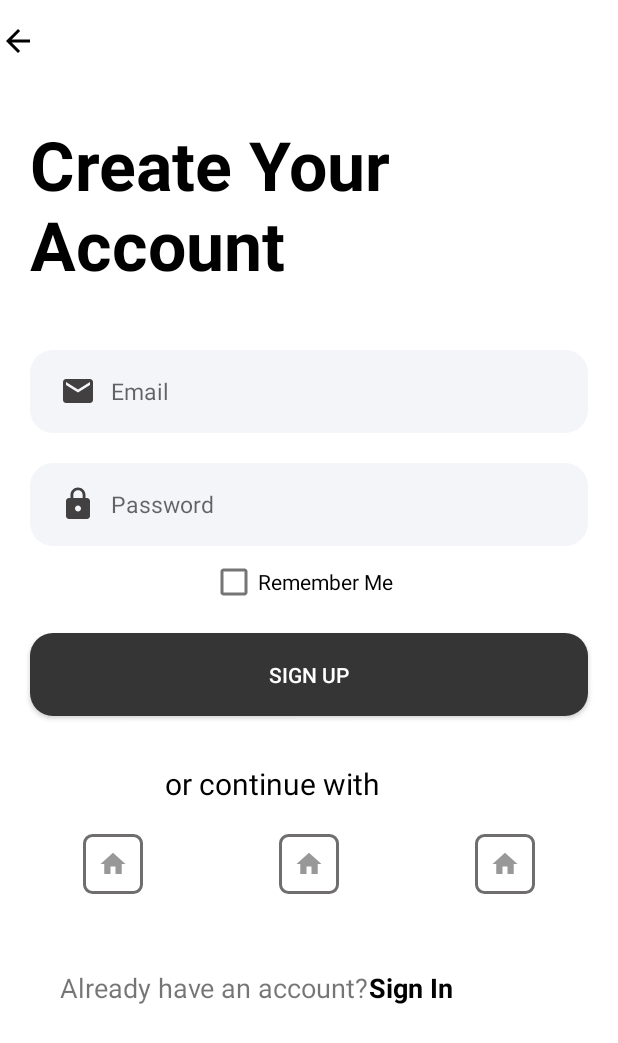
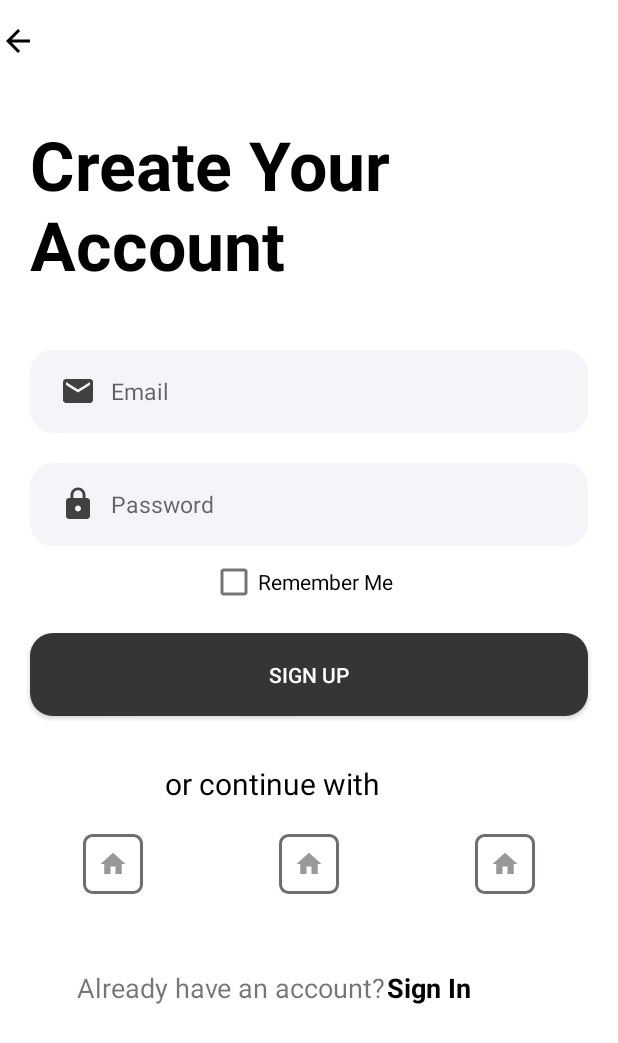
Before and after one commit to Samsand-5/RozirotiAssignment, an Android app: the screen it shows after launch (MainActivity), on a phone screen of 412 x 824 dp. Shown: the top 1043 px of the screen. Run offline under Robolectric (Android 15) with nearby library versions, the phone set to English and light mode, and no system bars.

Commit message:
designing

```diff
--- a/app/src/main/res/layout/activity_main.xml
+++ b/app/src/main/res/layout/activity_main.xml
@@ -195,6 +195,7 @@
             android:layout_width="wrap_content"
             android:layout_height="wrap_content"
             android:textSize="18sp"
+            android:layout_marginLeft="11dp"
             android:text="Already have an account?"
             android:textStyle="normal"/>
 
@@ -203,6 +204,7 @@
             android:layout_height="wrap_content"
             android:text="Sign In"
             android:textSize="18sp"
+            android:layout_marginLeft="0.5dp"
             android:textStyle="bold"
             android:textColor="@color/black"/>
 
```
